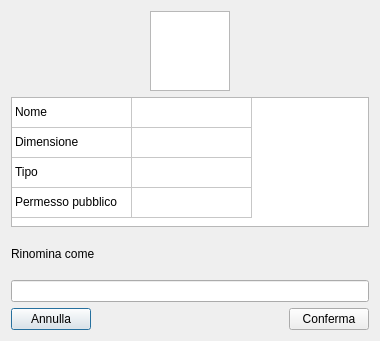
Old version of the form KCloud/GraphicClient/RenameForm.ui in the repository milazzo-g/KCloud.
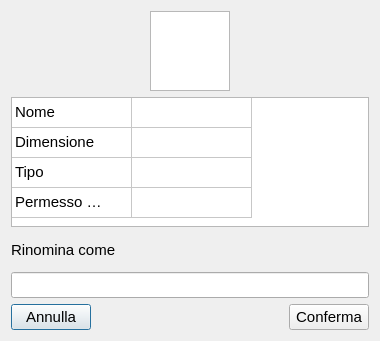
New version of the form.

What changed in the file:
```diff
--- a/KCloud/GraphicClient/RenameForm.ui
+++ b/KCloud/GraphicClient/RenameForm.ui
@@ -12,7 +12,7 @@
   </property>
   <property name="font">
    <font>
-    <pointsize>9</pointsize>
+    <pointsize>11</pointsize>
    </font>
   </property>
   <property name="windowTitle">
```
